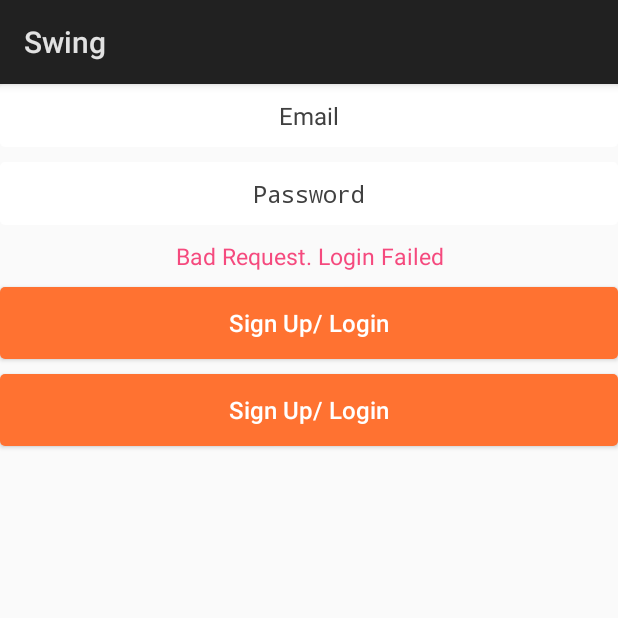
After one commit to ucicloud/AndroidSwing, an Android app: the fragment SignupLoginFragment shown on its own in the app's theme, on a phone screen of 412 x 824 dp, the top half of it. The commit adds this screen. Run offline under Robolectric (Android 15) with nearby library versions, the phone set to English and light mode, and no system bars; our stand-ins replace ButterKnife.

Commit message:
添加Signup中起始及登录页面；

```diff
--- /dev/null
+++ b/Swing/app/src/main/java/com/kidsdynamic/swing/presenter/SignupLoginFragment.java
@@ -0,0 +1,38 @@
+package com.kidsdynamic.swing.presenter;
+
+import android.os.Bundle;
+import android.support.annotation.Nullable;
+import android.view.LayoutInflater;
+import android.view.View;
+import android.view.ViewGroup;
+
+import com.kidsdynamic.swing.BaseFragment;
+import com.kidsdynamic.swing.R;
+
+import butterknife.ButterKnife;
+
+/**
+ * SignupLoginFragment
+ * <p>
+ * Created by Stefan on 2017/10/23.
+ */
+
+public class SignupLoginFragment extends BaseFragment {
+
+    public static SignupLoginFragment newInstance() {
+        Bundle args = new Bundle();
+        SignupLoginFragment fragment = new SignupLoginFragment();
+        fragment.setArguments(args);
+        return fragment;
+    }
+
+    @Nullable
+    @Override
+    public View onCreateView(LayoutInflater inflater, @Nullable ViewGroup container,
+                             @Nullable Bundle savedInstanceState) {
+        View layout = inflater.inflate(R.layout.fragment_signup_login, container, false);
+        ButterKnife.bind(layout);
+        return layout;
+    }
+
+}
--- /dev/null
+++ b/Swing/app/src/main/res/drawable/main_button_background.xml
@@ -0,0 +1,26 @@
+<selector xmlns:android="http://schemas.android.com/apk/res/android">
+    <item android:state_enabled="false">
+        <shape android:shape="rectangle">
+            <corners android:radius="3dip" />
+            <solid android:color="@color/color_gray_deep" />
+        </shape>
+    </item>
+    <item android:state_pressed="true">
+        <shape android:shape="rectangle">
+            <corners android:radius="3dip" />
+            <solid android:color="@color/color_orange_gold" />
+        </shape>
+    </item>
+    <item android:state_focused="true">
+        <shape android:shape="rectangle">
+            <corners android:radius="3dip" />
+            <solid android:color="@color/color_orange_main" />
+        </shape>
+    </item>
+    <item>
+        <shape android:shape="rectangle">
+            <corners android:radius="3dip" />
+            <solid android:color="@color/color_orange_main" />
+        </shape>
+    </item>
+</selector>
--- /dev/null
+++ b/Swing/app/src/main/res/drawable/main_editext_background.xml
@@ -0,0 +1,5 @@
+<shape xmlns:android="http://schemas.android.com/apk/res/android"
+    android:shape="rectangle">
+    <corners android:radius="3dip" />
+    <solid android:color="@color/color_white" />
+</shape>
--- /dev/null
+++ b/Swing/app/src/main/res/layout/fragment_signup_login.xml
@@ -0,0 +1,59 @@
+<?xml version="1.0" encoding="utf-8"?>
+<RelativeLayout xmlns:android="http://schemas.android.com/apk/res/android"
+    android:layout_width="match_parent"
+    android:layout_height="match_parent">
+
+    <EditText
+        android:id="@+id/et_email"
+        style="@style/edittext_main"
+        android:layout_width="match_parent"
+        android:layout_height="wrap_content"
+        android:layout_alignParentTop="true"
+        android:layout_centerHorizontal="true"
+        android:hint="@string/signup_account_mail"
+        android:imeOptions="actionNext"
+        android:inputType="textEmailAddress" />
+
+    <EditText
+        android:id="@+id/et_password"
+        style="@style/edittext_main"
+        android:layout_width="match_parent"
+        android:layout_height="wrap_content"
+        android:layout_below="@id/et_email"
+        android:layout_centerHorizontal="true"
+        android:layout_marginTop="@dimen/base_10"
+        android:hint="@string/signup_account_password"
+        android:imeOptions="actionDone"
+        android:inputType="textPassword" />
+
+    <TextView
+        android:id="@+id/signup_login_hint_text"
+        android:layout_width="wrap_content"
+        android:layout_height="wrap_content"
+        android:layout_below="@+id/et_password"
+        android:layout_centerHorizontal="true"
+        android:layout_margin="10dp"
+        android:gravity="center"
+        android:minLines="1"
+        android:text="@string/error_api_user_login_400"
+        android:textColor="@color/color_red_main"
+        android:textSize="15sp"
+        android:visibility="visible" />
+
+    <Button
+        android:id="@+id/signup_login_login"
+        style="@style/button_main"
+        android:layout_width="match_parent"
+        android:layout_height="wrap_content"
+        android:layout_below="@id/signup_login_hint_text"
+        android:text="@string/signup_login_login" />
+
+    <Button
+        android:id="@+id/signup_login_reset_pwd"
+        style="@style/button_main"
+        android:layout_width="match_parent"
+        android:layout_height="wrap_content"
+        android:layout_below="@id/signup_login_login"
+        android:layout_marginTop="@dimen/base_10"
+        android:text="@string/signup_login_login" />
+</RelativeLayout>
--- a/Swing/app/src/main/res/values/styles.xml
+++ b/Swing/app/src/main/res/values/styles.xml
@@ -33,4 +33,30 @@
         <item name="android:textColor">@color/hex_1b89cd</item>
     </style>
 
+    <style name="button_main">
+        <item name="android:textColor">@color/color_white</item>
+        <item name="android:textSize">16sp</item>
+        <item name="android:textStyle">normal</item>
+        <item name="android:background">@drawable/main_button_background</item>
+        <item name="android:textAllCaps">false</item>
+    </style>
+
+    <style name="textview_hint">
+        <item name="android:textColor">@color/color_gray_light</item>
+        <item name="android:textSize">16sp</item>
+        <item name="android:textStyle">normal</item>
+    </style>
+
+    <style name="edittext_main">
+        <item name="android:textColor">@color/color_gray_deep</item>
+        <item name="android:textSize">16sp</item>
+        <item name="android:textStyle">normal</item>
+        <item name="android:background">@drawable/main_editext_background</item>
+        <item name="android:textAllCaps">false</item>
+        <item name="android:textColorHint">@color/color_gray_deep</item>
+        <item name="android:maxLines">1</item>
+        <item name="android:ellipsize">end</item>
+        <item name="android:gravity">center</item>
+        <item name="android:padding">10dp</item>
+    </style>
 </resources>
```
Also changed, not shown: Swing/app/src/main/java/com/kidsdynamic/swing/presenter/SignupActivity.java (added, +65 -0 lines), Swing/app/src/main/java/com/kidsdynamic/swing/presenter/SignupStartFragment.java (added, +47 -0 lines), Swing/app/src/main/java/com/kidsdynamic/swing/presenter/ViewSponge.java (added, +90 -0 lines), Swing/app/src/main/res/layout/activity_signup.xml (added, +54 -0 lines), Swing/app/src/main/res/layout/fragment_signup_start.xml (added, +43 -0 lines), Swing/app/src/main/res/values/attrs.xml (added, +7 -0 lines), Swing/app/src/main/res/drawable-hdpi/icon_left.png (added), Swing/app/src/main/res/mipmap-xxxhdpi/city_california.png (added).
